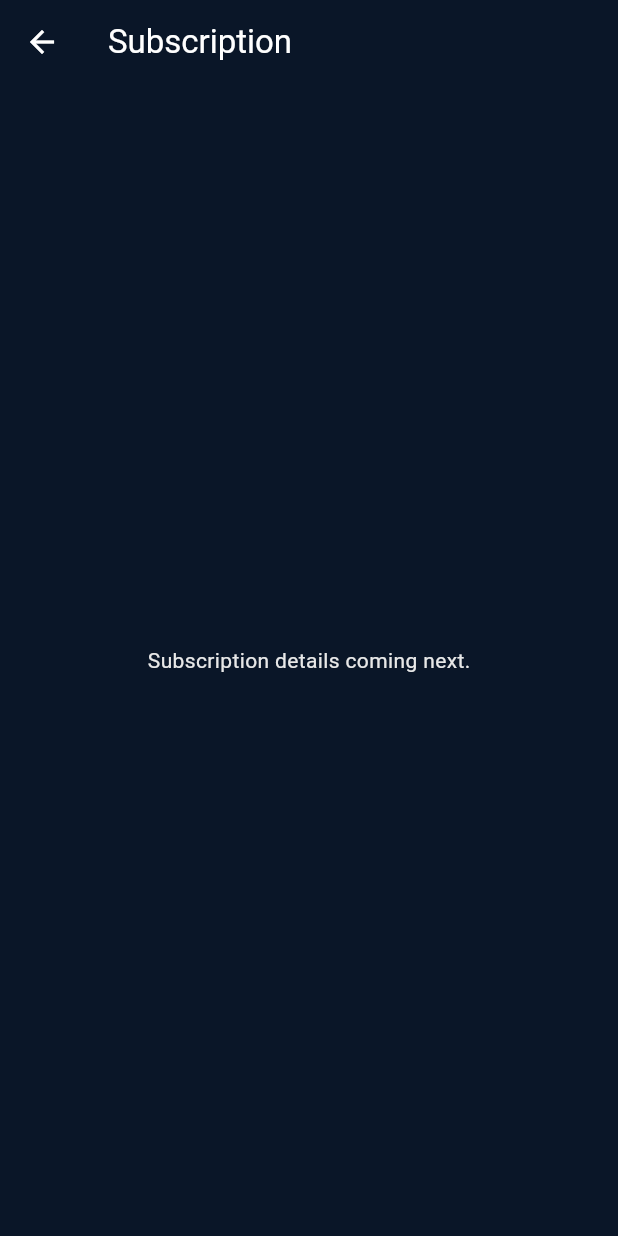
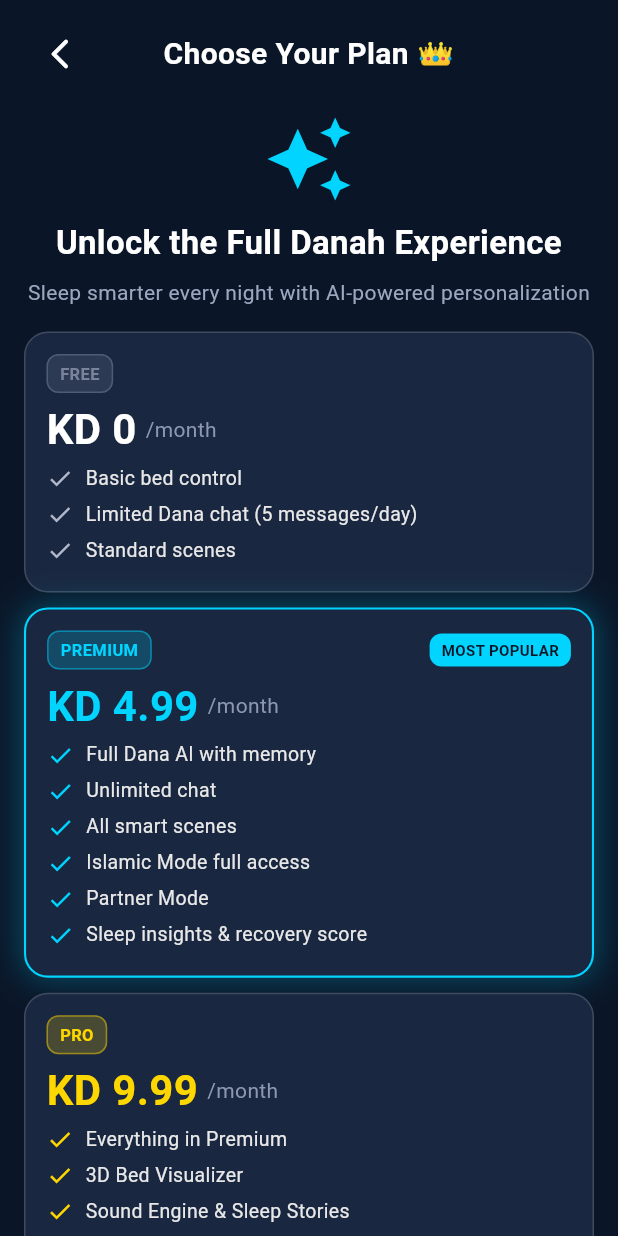
Before and after one commit to hamoodi0078/smart-bed-ai, a Flutter app: the SubscriptionScreen screen opened directly, on a phone screen of 412 x 824 dp. Run offline on Flutter 3.47's test engine with Material 3 defaults, Android fonts, the phone set to English and light mode, and no system bars; our stand-ins replace dio, flutter_riverpod, flutter_secure_storage, go_router; accounts and stored records are empty; Roboto replaces fonts that are missing (Poppins).

Commit message:
Subscription Screen + Settings wired

```diff
--- a/mobile_app/lib/screens/settings/settings_screen.dart
+++ b/mobile_app/lib/screens/settings/settings_screen.dart
@@ -1,6 +1,7 @@
 import 'package:flutter/material.dart';
 
 import '../../theme/app_theme.dart';
+import '../subscription/subscription_screen.dart';
 
 class SettingsScreen extends StatefulWidget {
   const SettingsScreen({super.key});
@@ -482,25 +483,3 @@ class _SettingsScreenState extends State<SettingsScreen> {
     );
   }
 }
-
-class SubscriptionScreen extends StatelessWidget {
-  const SubscriptionScreen({super.key});
-
-  @override
-  Widget build(BuildContext context) {
-    return Scaffold(
-      backgroundColor: const Color(0xFF0A1628),
-      appBar: AppBar(
-        backgroundColor: const Color(0xFF0A1628),
-        foregroundColor: AppColors.white,
-        title: const Text('Subscription'),
-      ),
-      body: const Center(
-        child: Text(
-          'Subscription details coming next.',
-          style: TextStyle(color: AppColors.softWhite),
-        ),
-      ),
-    );
-  }
-}
--- /dev/null
+++ b/mobile_app/lib/screens/subscription/subscription_screen.dart
@@ -0,0 +1,386 @@
+import 'package:flutter/material.dart';
+
+import '../../theme/app_theme.dart';
+
+class SubscriptionScreen extends StatefulWidget {
+  const SubscriptionScreen({super.key});
+
+  @override
+  State<SubscriptionScreen> createState() => _SubscriptionScreenState();
+}
+
+class _SubscriptionScreenState extends State<SubscriptionScreen> {
+  String _selectedPlan = 'premium';
+
+  String get _selectedPlanLabel {
+    switch (_selectedPlan) {
+      case 'free':
+        return 'Free';
+      case 'pro':
+        return 'Pro';
+      default:
+        return 'Premium';
+    }
+  }
+
+  String get _ctaLabel {
+    switch (_selectedPlan) {
+      case 'free':
+        return 'Continue with Free';
+      case 'pro':
+        return 'Start Pro - KD 9.99/mo';
+      default:
+        return 'Start Premium - KD 4.99/mo';
+    }
+  }
+
+  Color get _ctaColor {
+    switch (_selectedPlan) {
+      case 'free':
+        return const Color(0xFF6B7280);
+      case 'pro':
+        return AppColors.gold;
+      default:
+        return AppColors.accent;
+    }
+  }
+
+  Color get _ctaTextColor {
+    switch (_selectedPlan) {
+      case 'pro':
+        return AppColors.background;
+      default:
+        return AppColors.white;
+    }
+  }
+
+  void _onContinue() {
+    ScaffoldMessenger.of(context).showSnackBar(
+      SnackBar(
+        content: Text('$_selectedPlanLabel selected! Payment coming soon. \u{1F680}'),
+      ),
+    );
+  }
+
+  @override
+  Widget build(BuildContext context) {
+    return Scaffold(
+      backgroundColor: const Color(0xFF0A1628),
+      body: SafeArea(
+        child: SingleChildScrollView(
+          padding: const EdgeInsets.fromLTRB(16, 12, 16, 18),
+          child: Column(
+            crossAxisAlignment: CrossAxisAlignment.start,
+            children: [
+              _buildTopBar(),
+              const SizedBox(height: 16),
+              _buildHeroSection(),
+              const SizedBox(height: 16),
+              _buildPlanCard(
+                planKey: 'free',
+                badgeText: 'FREE',
+                badgeColor: const Color(0xFF7B849D),
+                price: 'KD 0',
+                priceColor: AppColors.white,
+                features: const [
+                  'Basic bed control',
+                  'Limited Dana chat (5 messages/day)',
+                  'Standard scenes',
+                ],
+                checkColor: const Color(0xFFB0B7CA),
+              ),
+              const SizedBox(height: 10),
+              _buildPlanCard(
+                planKey: 'premium',
+                badgeText: 'PREMIUM',
+                badgeColor: AppColors.accent,
+                price: 'KD 4.99',
+                priceColor: AppColors.accent,
+                features: const [
+                  'Full Dana AI with memory',
+                  'Unlimited chat',
+                  'All smart scenes',
+                  'Islamic Mode full access',
+                  'Partner Mode',
+                  'Sleep insights & recovery score',
+                ],
+                checkColor: AppColors.accent,
+                showPopularTag: true,
+              ),
+              const SizedBox(height: 10),
+              _buildPlanCard(
+                planKey: 'pro',
+                badgeText: 'PRO',
+                badgeColor: AppColors.gold,
+                price: 'KD 9.99',
+                priceColor: AppColors.gold,
+                features: const [
+                  'Everything in Premium',
+                  '3D Bed Visualizer',
+                  'Sound Engine & Sleep Stories',
+                  'Dream Journal + AI',
+                  'Priority support',
+                  'Early access to new features',
+                ],
+                checkColor: AppColors.gold,
+              ),
+              const SizedBox(height: 16),
+              SizedBox(
+                width: double.infinity,
+                child: FilledButton(
+                  onPressed: _onContinue,
+                  style: FilledButton.styleFrom(
+                    backgroundColor: _ctaColor,
+                    foregroundColor: _ctaTextColor,
+                    padding: const EdgeInsets.symmetric(vertical: 16),
+                    shape: RoundedRectangleBorder(
+                      borderRadius: BorderRadius.circular(16),
+                    ),
+                  ),
+                  child: Text(
+                    _ctaLabel,
+                    style: const TextStyle(
+                      fontSize: 16,
+                      fontWeight: FontWeight.w700,
+                    ),
+                  ),
+                ),
+              ),
+              const SizedBox(height: 10),
+              const Center(
+                child: Text(
+                  'Cancel anytime. No hidden fees. Payments via PayPal.',
+                  textAlign: TextAlign.center,
+                  style: TextStyle(
+                    color: Color(0xFF8A94AF),
+                    fontSize: 12,
+                  ),
+                ),
+              ),
+              const SizedBox(height: 14),
+              const Center(
+                child: Text(
+                  'Built for Kuwait \u{1F1F0}\u{1F1FC} - More regions coming soon',
+                  textAlign: TextAlign.center,
+                  style: TextStyle(
+                    color: Color(0xFF7E88A2),
+                    fontSize: 11,
+                  ),
+                ),
+              ),
+            ],
+          ),
+        ),
+      ),
+    );
+  }
+
+  Widget _buildTopBar() {
+    return Row(
+      children: [
+        IconButton(
+          onPressed: () => Navigator.of(context).maybePop(),
+          icon: const Icon(Icons.arrow_back_ios_new_rounded),
+          color: AppColors.white,
+          tooltip: 'Back',
+        ),
+        const Expanded(
+          child: Text(
+            'Choose Your Plan \u{1F451}',
+            textAlign: TextAlign.center,
+            style: TextStyle(
+              color: AppColors.white,
+              fontSize: 20,
+              fontWeight: FontWeight.w700,
+            ),
+          ),
+        ),
+        const SizedBox(width: 48),
+      ],
+    );
+  }
+
+  Widget _buildHeroSection() {
+    return const Column(
+      children: [
+        Center(
+          child: Icon(
+            Icons.auto_awesome,
+            color: AppColors.accent,
+            size: 60,
+          ),
+        ),
+        SizedBox(height: 10),
+        Text(
+          'Unlock the Full Danah Experience',
+          textAlign: TextAlign.center,
+          style: TextStyle(
+            color: AppColors.white,
+            fontSize: 22,
+            fontWeight: FontWeight.w700,
+          ),
+        ),
+        SizedBox(height: 8),
+        Text(
+          'Sleep smarter every night with AI-powered personalization',
+          textAlign: TextAlign.center,
+          style: TextStyle(
+            color: Color(0xFF9CA6BF),
+            fontSize: 14,
+          ),
+        ),
+      ],
+    );
+  }
+
+  Widget _buildPlanCard({
+    required String planKey,
+    required String badgeText,
+    required Color badgeColor,
+    required String price,
+    required Color priceColor,
+    required List<String> features,
+    required Color checkColor,
+    bool showPopularTag = false,
+  }) {
+    final bool isSelected = _selectedPlan == planKey;
+
+    return InkWell(
+      borderRadius: BorderRadius.circular(16),
+      onTap: () {
+        setState(() {
+          _selectedPlan = planKey;
+        });
+      },
+      child: AnimatedContainer(
+        duration: const Duration(milliseconds: 220),
+        width: double.infinity,
+        padding: const EdgeInsets.fromLTRB(14, 14, 14, 12),
+        decoration: BoxDecoration(
+          color: const Color(0xFF1A2740),
+          borderRadius: BorderRadius.circular(16),
+          border: Border.all(
+            color: isSelected
+                ? AppColors.accent
+                : AppColors.softWhite.withValues(alpha: 0.18),
+            width: isSelected ? 1.4 : 1,
+          ),
+          boxShadow: isSelected
+              ? [
+                  BoxShadow(
+                    color: AppColors.accent.withValues(alpha: 0.3),
+                    blurRadius: 18,
+                    spreadRadius: 0.8,
+                    offset: const Offset(0, 0),
+                  ),
+                ]
+              : [],
+        ),
+        child: Column(
+          crossAxisAlignment: CrossAxisAlignment.start,
+          children: [
+            Row(
+              children: [
+                Container(
+                  padding: const EdgeInsets.symmetric(
+                    horizontal: 8,
+                    vertical: 4,
+                  ),
+                  decoration: BoxDecoration(
+                    color: badgeColor.withValues(alpha: 0.2),
+                    borderRadius: BorderRadius.circular(8),
+                    border: Border.all(
+                      color: badgeColor.withValues(alpha: 0.45),
+                      width: 1,
+                    ),
+                  ),
+                  child: Text(
+                    badgeText,
+                    style: TextStyle(
+                      color: badgeColor,
+                      fontSize: 11,
+                      fontWeight: FontWeight.w700,
+                    ),
+                  ),
+                ),
+                const Spacer(),
+                if (showPopularTag)
+                  Container(
+                    padding: const EdgeInsets.symmetric(
+                      horizontal: 8,
+                      vertical: 4,
+                    ),
+                    decoration: BoxDecoration(
+                      color: AppColors.accent,
+                      borderRadius: BorderRadius.circular(8),
+                    ),
+                    child: const Text(
+                      'MOST POPULAR',
+                      style: TextStyle(
+                        color: AppColors.background,
+                        fontSize: 10,
+                        fontWeight: FontWeight.w700,
+                      ),
+                    ),
+                  ),
+              ],
+            ),
+            const SizedBox(height: 10),
+            Row(
+              crossAxisAlignment: CrossAxisAlignment.end,
+              children: [
+                Text(
+                  price,
+                  style: TextStyle(
+                    color: priceColor,
+                    fontSize: 28,
+                    fontWeight: FontWeight.w700,
+                    height: 1,
+                  ),
+                ),
+                const SizedBox(width: 6),
+                const Padding(
+                  padding: EdgeInsets.only(bottom: 4),
+                  child: Text(
+                    '/month',
+                    style: TextStyle(
+                      color: Color(0xFF8C97B2),
+                      fontSize: 14,
+                    ),
+                  ),
+                ),
+              ],
+            ),
+            const SizedBox(height: 10),
+            ...features.map((feature) {
+              return Padding(
+                padding: const EdgeInsets.only(bottom: 6),
+                child: Row(
+                  crossAxisAlignment: CrossAxisAlignment.start,
+                  children: [
+                    Icon(
+                      Icons.check,
+                      color: checkColor,
+                      size: 18,
+                    ),
+                    const SizedBox(width: 8),
+                    Expanded(
+                      child: Text(
+                        feature,
+                        style: const TextStyle(
+                          color: AppColors.softWhite,
+                          fontSize: 13,
+                          height: 1.35,
+                        ),
+                      ),
+                    ),
+                  ],
+                ),
+              );
+            }),
+          ],
+        ),
+      ),
+    );
+  }
+}
```
